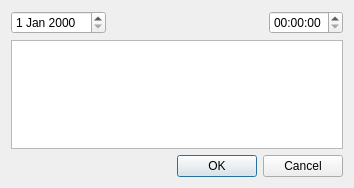
Before: the Qt Designer form plugins/schedule/gui/task_edit_dialog.ui in Kolcha/DigitalClock4, drawn with Qt 5.
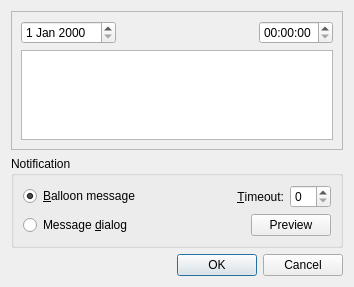
After: the same form once the commit is applied.

Commit message:
schedule: added gui controls
branch : plugins

```diff
--- a/plugins/schedule/gui/task_edit_dialog.ui
+++ b/plugins/schedule/gui/task_edit_dialog.ui
@@ -7,12 +7,21 @@
     <x>0</x>
     <y>0</y>
     <width>354</width>
-    <height>188</height>
+    <height>287</height>
    </rect>
   </property>
   <property name="windowTitle">
    <string>Task Editing</string>
   </property>
+  <layout class="QVBoxLayout" name="verticalLayout">
+   <item>
+    <widget class="QFrame" name="frame">
+     <property name="frameShape">
+      <enum>QFrame::StyledPanel</enum>
+     </property>
+     <property name="frameShadow">
+      <enum>QFrame::Raised</enum>
+     </property>
   <layout class="QGridLayout" name="gridLayout">
    <item row="0" column="0">
     <widget class="QDateEdit" name="dateEdit"/>
@@ -36,7 +45,72 @@
    <item row="1" column="0" colspan="3">
     <widget class="QPlainTextEdit" name="textEdit"/>
    </item>
-   <item row="2" column="0" colspan="3">
+     </layout>
+    </widget>
+   </item>
+   <item>
+    <widget class="QGroupBox" name="notification_group">
+     <property name="title">
+      <string>Notification</string>
+     </property>
+     <layout class="QGridLayout" name="gridLayout_2">
+      <item row="0" column="0">
+       <widget class="QRadioButton" name="msg_balloon_rbtn">
+        <property name="text">
+         <string>&amp;Balloon message</string>
+        </property>
+        <property name="checked">
+         <bool>true</bool>
+        </property>
+       </widget>
+      </item>
+      <item row="0" column="1" colspan="2">
+       <widget class="QLabel" name="timeout_label">
+        <property name="text">
+         <string>&amp;Timeout:</string>
+        </property>
+        <property name="alignment">
+         <set>Qt::AlignRight|Qt::AlignTrailing|Qt::AlignVCenter</set>
+        </property>
+        <property name="buddy">
+         <cstring>timeout_edit</cstring>
+        </property>
+       </widget>
+      </item>
+      <item row="0" column="3">
+       <widget class="QSpinBox" name="timeout_edit"/>
+      </item>
+      <item row="1" column="0">
+       <widget class="QRadioButton" name="msg_dialog_rbtn">
+        <property name="text">
+         <string>Message &amp;dialog</string>
+        </property>
+       </widget>
+      </item>
+      <item row="1" column="1">
+       <spacer name="horizontalSpacer_2">
+        <property name="orientation">
+         <enum>Qt::Horizontal</enum>
+        </property>
+        <property name="sizeHint" stdset="0">
+         <size>
+          <width>89</width>
+          <height>20</height>
+         </size>
+        </property>
+       </spacer>
+      </item>
+      <item row="1" column="2" colspan="2">
+       <widget class="QPushButton" name="preview_btn">
+        <property name="text">
+         <string>Preview</string>
+        </property>
+       </widget>
+      </item>
+     </layout>
+    </widget>
+   </item>
+   <item>
     <widget class="QDialogButtonBox" name="buttonBox">
      <property name="orientation">
       <enum>Qt::Horizontal</enum>
```
Lines whose indentation alone changed are shown as unchanged. The commit also changes 2 other files.
